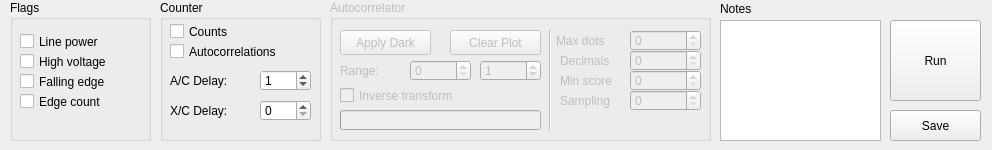
Qt form line.ui (ahp-electronics/xc-gui) before a commit.
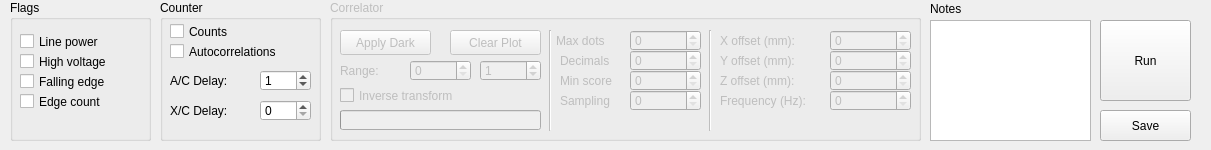
The same form after that commit.

Commit message: Add location inputs in line tab

What changed in the file:
```diff
--- a/line.ui
+++ b/line.ui
@@ -6,7 +6,7 @@
    <rect>
     <x>0</x>
     <y>0</y>
-    <width>992</width>
+    <width>1211</width>
     <height>150</height>
    </rect>
   </property>
@@ -86,12 +86,12 @@
     <rect>
      <x>330</x>
      <y>0</y>
-     <width>381</width>
+     <width>591</width>
      <height>141</height>
     </rect>
    </property>
    <property name="title">
-    <string>Autocorrelator</string>
+    <string>Correlator</string>
    </property>
    <widget class="QPushButton" name="TakeDark">
     <property name="geometry">
@@ -295,6 +295,111 @@
      <string>Sampling</string>
     </property>
    </widget>
+   <widget class="QSpinBox" name="z_location">
+    <property name="geometry">
+     <rect>
+      <x>500</x>
+      <y>70</y>
+      <width>81</width>
+      <height>21</height>
+     </rect>
+    </property>
+   </widget>
+   <widget class="QLabel" name="label_11">
+    <property name="geometry">
+     <rect>
+      <x>390</x>
+      <y>70</y>
+      <width>101</width>
+      <height>21</height>
+     </rect>
+    </property>
+    <property name="text">
+     <string>Z offset (mm):</string>
+    </property>
+   </widget>
+   <widget class="QLabel" name="label_10">
+    <property name="geometry">
+     <rect>
+      <x>390</x>
+      <y>50</y>
+      <width>101</width>
+      <height>21</height>
+     </rect>
+    </property>
+    <property name="text">
+     <string>Y offset (mm):</string>
+    </property>
+   </widget>
+   <widget class="QSpinBox" name="x_location">
+    <property name="geometry">
+     <rect>
+      <x>500</x>
+      <y>30</y>
+      <width>81</width>
+      <height>21</height>
+     </rect>
+    </property>
+   </widget>
+   <widget class="QSpinBox" name="y_location">
+    <property name="geometry">
+     <rect>
+      <x>500</x>
+      <y>50</y>
+      <width>81</width>
+      <height>21</height>
+     </rect>
+    </property>
+   </widget>
+   <widget class="QLabel" name="label_9">
+    <property name="geometry">
+     <rect>
+      <x>390</x>
+      <y>30</y>
+      <width>101</width>
+      <height>21</height>
+     </rect>
+    </property>
+    <property name="text">
+     <string>X offset (mm):</string>
+    </property>
+   </widget>
+   <widget class="Line" name="line_2">
+    <property name="geometry">
+     <rect>
+      <x>370</x>
+      <y>30</y>
+      <width>21</width>
+      <height>101</height>
+     </rect>
+    </property>
+    <property name="orientation">
+     <enum>Qt::Vertical</enum>
+    </property>
+   </widget>
+   <widget class="QSpinBox" name="z_location_2">
+    <property name="geometry">
+     <rect>
+      <x>500</x>
+      <y>90</y>
+      <width>81</width>
+      <height>21</height>
+     </rect>
+    </property>
+   </widget>
+   <widget class="QLabel" name="label_12">
+    <property name="geometry">
+     <rect>
+      <x>390</x>
+      <y>90</y>
+      <width>111</width>
+      <height>21</height>
+     </rect>
+    </property>
+    <property name="text">
+     <string>Frequency (Hz):</string>
+    </property>
+   </widget>
   </widget>
   <widget class="QGroupBox" name="Counter">
    <property name="enabled">
@@ -396,7 +501,7 @@
   <widget class="QPushButton" name="Run">
    <property name="geometry">
     <rect>
-     <x>890</x>
+     <x>1100</x>
      <y>20</y>
      <width>91</width>
      <height>81</height>
@@ -409,7 +514,7 @@
   <widget class="QPushButton" name="Save">
    <property name="geometry">
     <rect>
-     <x>890</x>
+     <x>1100</x>
      <y>110</y>
      <width>91</width>
      <height>31</height>
@@ -422,7 +527,7 @@
   <widget class="QPlainTextEdit" name="Notes">
    <property name="geometry">
     <rect>
-     <x>720</x>
+     <x>930</x>
      <y>20</y>
      <width>161</width>
      <height>121</height>
@@ -432,7 +537,7 @@
   <widget class="QLabel" name="label">
    <property name="geometry">
     <rect>
-     <x>720</x>
+     <x>930</x>
      <y>0</y>
      <width>67</width>
      <height>17</height>
```
Left out of the diff: 2 changed lines with no effect on the pictures. The commit also changes 4 other files.
